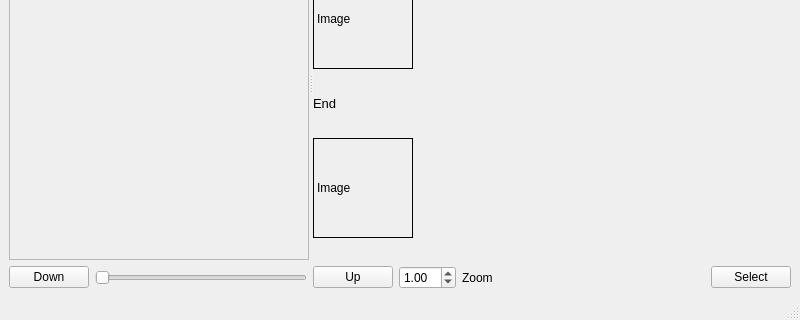
First picture: the form in cgt/video_demonstration.ui, repository jonathanHuwP/CrystalGrowthTracker, before the edit; both pictures show x 0 to 800 and y 150 to 470 of the 800 by 470 pixel window.
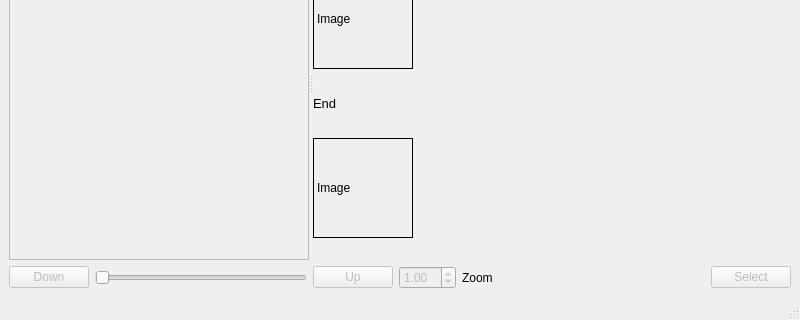
Second picture: the form after the edit.

Commit message: allow altered frame rate and sampelling rate

The edit to the form file:
```diff
--- a/cgt/video_demonstration.ui
+++ b/cgt/video_demonstration.ui
@@ -188,6 +188,9 @@
      <layout class="QHBoxLayout" name="horizontalLayout">
       <item>
        <widget class="QPushButton" name="_downButton">
+        <property name="enabled">
+         <bool>false</bool>
+        </property>
         <property name="text">
          <string>Down</string>
         </property>
@@ -205,6 +208,9 @@
       </item>
       <item>
        <widget class="QPushButton" name="_upButton">
+        <property name="enabled">
+         <bool>false</bool>
+        </property>
         <property name="text">
          <string>Up</string>
         </property>
@@ -212,6 +218,9 @@
       </item>
       <item>
        <widget class="QDoubleSpinBox" name="_zoomSpinBox">
+        <property name="enabled">
+         <bool>false</bool>
+        </property>
         <property name="decimals">
          <number>2</number>
         </property>
@@ -251,6 +260,9 @@
       </item>
       <item>
        <widget class="QPushButton" name="_selectButton">
+        <property name="enabled">
+         <bool>false</bool>
+        </property>
         <property name="text">
          <string>Select</string>
         </property>
```
Left out of the diff: 8 changed lines with no effect on the pictures. The commit also changes 1 other file.
